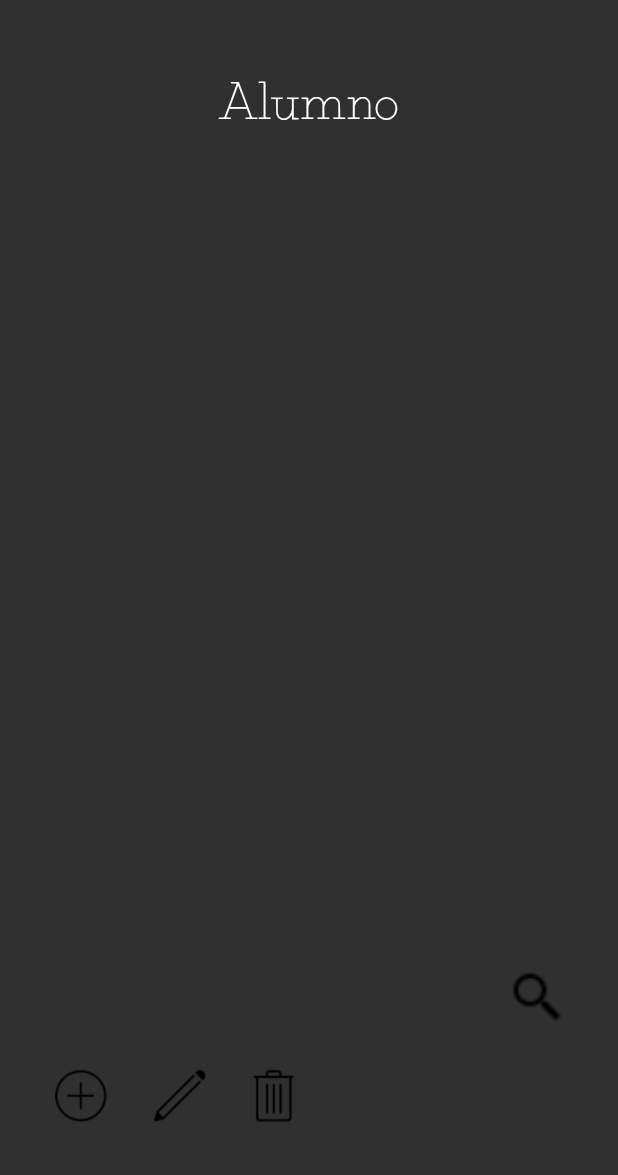
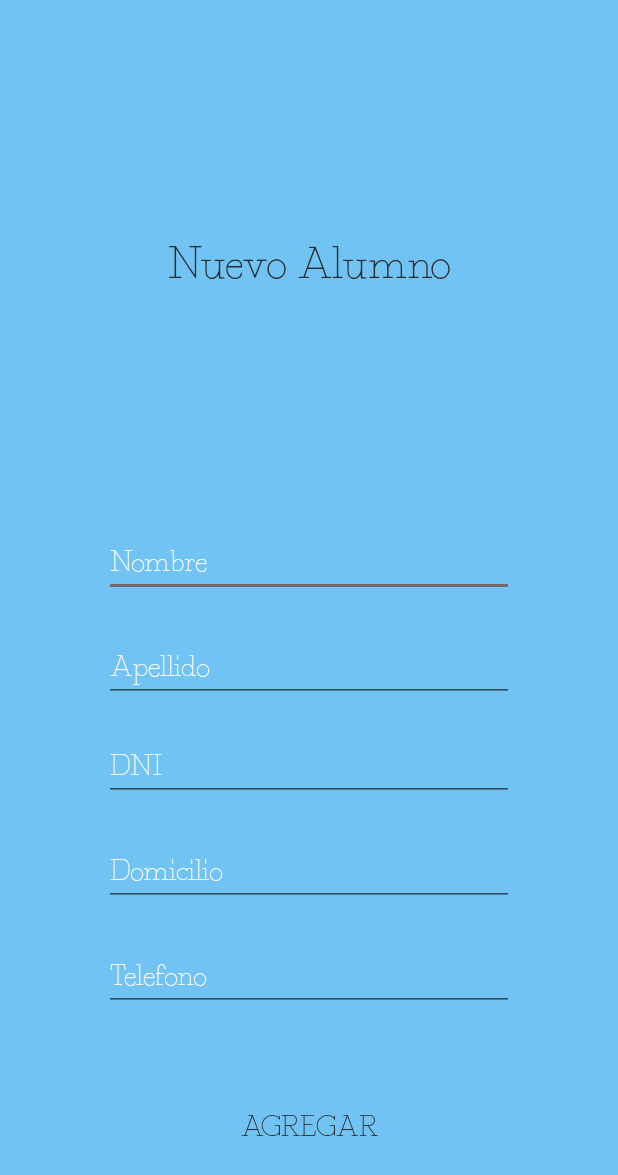
Before and after one commit to Georgi888111/Proyecto, an Android app: the Alumno screen opened directly, with no data from a screen before it, after a tap on an icon or button, on a phone screen of 412 x 824 dp. Shown: the top 1175 px of the screen. Run offline under Robolectric (Android 15) with nearby library versions, the phone set to English and light mode, and no system bars.

Commit message:
agrego modificacion diseño y metodos de la base de datos

```diff
--- a/ProyectoFinalCrespo/app/src/main/AndroidManifest.xml
+++ b/ProyectoFinalCrespo/app/src/main/AndroidManifest.xml
@@ -9,7 +9,8 @@
         android:roundIcon="@mipmap/ic_launcher_round"
         android:supportsRtl="true"
         android:theme="@style/Theme.AppCompat.NoActionBar">
-        <activity android:name=".Alumno"></activity>
+        <activity android:name=".AgregarAlumno"></activity>
+        <activity android:name=".Alumno" />
         <activity android:name=".Home" />
         <activity android:name=".Registrar" />
         <activity android:name=".MainActivity">
--- /dev/null
+++ b/ProyectoFinalCrespo/app/src/main/java/com/example/proyectofinalcrespo/AgregarAlumno.java
@@ -0,0 +1,54 @@
+package com.example.proyectofinalcrespo;
+
+import android.content.Intent;
+import android.support.v7.app.AppCompatActivity;
+import android.os.Bundle;
+import android.view.View;
+import android.widget.EditText;
+import android.widget.ImageView;
+import android.widget.TextView;
+import android.widget.Toast;
+
+public class AgregarAlumno extends AppCompatActivity {
+
+    EditText nombreAumno,domicilioAlumno,apellidoAlumno,telefonoAlumno,dniAlumno;
+    TextView agregaAlumno;
+    DaoAlumno daoAlu;
+
+    @Override
+    protected void onCreate(Bundle savedInstanceState) {
+        super.onCreate(savedInstanceState);
+        setContentView(R.layout.activity_agregar_alumno);
+        nombreAumno = (EditText)findViewById(R.id.nombre_alumno);
+        domicilioAlumno = (EditText)findViewById(R.id.domicilio_alumno);
+        apellidoAlumno = (EditText)findViewById(R.id.apellido_alumno);
+        dniAlumno = (EditText)findViewById(R.id.dni_alumno);
+        telefonoAlumno = (EditText)findViewById(R.id.telefono_alumno);
+        agregaAlumno = (TextView)findViewById(R.id.btn_agregar);
+
+        daoAlu = new DaoAlumno(this);
+
+        agregaAlumno.setOnClickListener(new View.OnClickListener() {
+            @Override
+            public void onClick(View v) {
+                String nombre = nombreAumno.getText().toString();
+                String apellido = apellidoAlumno.getText().toString();
+                String dni = dniAlumno.getText().toString();
+                String domicilio = domicilioAlumno.getText().toString();
+                String telefono = telefonoAlumno.getText().toString();
+
+                if((nombre.equals(""))||(apellido.equals(""))||(dni.equals(""))){
+                    Toast.makeText(AgregarAlumno.this, "El nombre, apellido y dni son obligatorios", Toast.LENGTH_SHORT).show();
+                }else{
+                    int dniFinal = Integer.parseInt(dni);
+                    daoAlu.crearAlumno(dniFinal,nombre,apellido,domicilio,telefono);
+                    Intent volverATodosAlu = new Intent(AgregarAlumno.this,Alumno.class);
+                    startActivity(volverATodosAlu);
+                }
+            }
+        });
+
+
+
+    }
+}
--- a/ProyectoFinalCrespo/app/src/main/java/com/example/proyectofinalcrespo/Alumno.java
+++ b/ProyectoFinalCrespo/app/src/main/java/com/example/proyectofinalcrespo/Alumno.java
@@ -1,5 +1,7 @@
 package com.example.proyectofinalcrespo;
 
+import android.content.Intent;
+import android.graphics.Typeface;
 import android.support.v7.app.AppCompatActivity;
 import android.os.Bundle;
 import android.view.View;
@@ -16,6 +18,7 @@ public class Alumno extends AppCompatActivity {
     ArrayAdapter adaptador;
     DaoAlumno daoAlu;
     ImageView agregar, eliminar ,editar;
+    Typeface typeface;
     @Override
     protected void onCreate(Bundle savedInstanceState) {
         super.onCreate(savedInstanceState);
@@ -25,10 +28,19 @@ public class Alumno extends AppCompatActivity {
         eliminar = (ImageView)findViewById(R.id.imgEliminar);
         editar = (ImageView)findViewById(R.id.imgEditar);
         daoAlu = new DaoAlumno(this);
+        alumnos = daoAlu.mostrarTodos();
+
+
+        adaptador = new ArrayAdapter(Alumno.this,android.R.layout.simple_list_item_1,alumnos);
+        listaAlumnos.setAdapter(adaptador);
+
+
 
         agregar.setOnClickListener(new View.OnClickListener() {
             @Override
             public void onClick(View v) {
+                Intent intentAgrega = new Intent(Alumno.this,AgregarAlumno.class);
+                startActivity(intentAgrega);
 
             }
         });
--- a/ProyectoFinalCrespo/app/src/main/java/com/example/proyectofinalcrespo/DaoAlumno.java
+++ b/ProyectoFinalCrespo/app/src/main/java/com/example/proyectofinalcrespo/DaoAlumno.java
@@ -2,7 +2,10 @@ package com.example.proyectofinalcrespo;
 
 import android.content.ContentValues;
 import android.content.Context;
+import android.database.Cursor;
 import android.database.sqlite.SQLiteDatabase;
+
+import java.util.ArrayList;
 
 public class DaoAlumno {
 
@@ -41,4 +44,18 @@ public class DaoAlumno {
         valores.put(TEL_ALU,telefono);
         db.insert(NOMBRE_TABLA,null,valores);
     }
+
+    public ArrayList mostrarTodos(){
+      ArrayList<String>alumnos = new ArrayList();
+      String query = "SELECT * FROM Alumno";
+      Cursor registro = db.rawQuery(query,null);
+      if(registro.moveToFirst()){
+          do{
+              alumnos.add((registro.getString(1) )+ " " +(registro.getString(2)) + " Dni: " +(registro.getInt(0)));
+
+          }while(registro.moveToNext());
+      }
+
+      return alumnos;
+    }
 }
--- a/ProyectoFinalCrespo/app/src/main/java/com/example/proyectofinalcrespo/MainActivity.java
+++ b/ProyectoFinalCrespo/app/src/main/java/com/example/proyectofinalcrespo/MainActivity.java
@@ -29,7 +29,7 @@ public class MainActivity extends AppCompatActivity {
 
         regis = (TextView) findViewById(R.id.regis);
         inicia = (TextView) findViewById(R.id.inicia);
-        usuario_log = (EditText) findViewById(R.id.usuario_log);
+        usuario_log = (EditText) findViewById(R.id.apellido_alumno);
         contraseña_log = (EditText) findViewById(R.id.contraseña_log);
         olvidoPassword = (TextView) findViewById(R.id.olvidoPassword);
         daoUsu = new DaoUsuario(this);
--- /dev/null
+++ b/ProyectoFinalCrespo/app/src/main/res/layout/activity_agregar_alumno.xml
@@ -0,0 +1,157 @@
+<?xml version="1.0" encoding="utf-8"?>
+<android.support.constraint.ConstraintLayout xmlns:android="http://schemas.android.com/apk/res/android"
+    xmlns:app="http://schemas.android.com/apk/res-auto"
+    xmlns:tools="http://schemas.android.com/tools"
+    android:layout_width="match_parent"
+    android:layout_height="match_parent"
+    android:background="#71C3F3"
+    tools:context=".AgregarAlumno">
+
+    <TextView
+        android:id="@+id/tituloAgregaAlumno"
+        android:layout_width="wrap_content"
+        android:layout_height="wrap_content"
+        android:layout_marginStart="8dp"
+        android:layout_marginLeft="8dp"
+        android:layout_marginTop="8dp"
+        android:layout_marginEnd="8dp"
+        android:layout_marginRight="8dp"
+        android:layout_marginBottom="8dp"
+        android:fontFamily="@font/fragmentcore"
+        android:gravity="center"
+        android:text="@string/tituloAgregaAlumno"
+        android:textColor="@color/colorPrimary"
+        android:textSize="30dp"
+        app:layout_constraintBottom_toTopOf="@+id/nombre_alumno"
+        app:layout_constraintEnd_toEndOf="parent"
+        app:layout_constraintStart_toStartOf="parent"
+        app:layout_constraintTop_toTopOf="parent"
+        app:layout_constraintVertical_bias="0.492" />
+
+    <EditText
+        android:id="@+id/nombre_alumno"
+        android:layout_width="273dp"
+        android:layout_height="42dp"
+        android:layout_marginStart="8dp"
+        android:layout_marginLeft="8dp"
+        android:layout_marginEnd="8dp"
+        android:layout_marginRight="8dp"
+        android:layout_marginBottom="28dp"
+        android:fontFamily="@font/fragmentcore"
+        android:hint="@string/nombre_alumno"
+        android:inputType="text"
+        android:textColor="@color/colorWhite"
+        android:textColorHighlight="#B5AFAC"
+        android:textColorHint="@color/colorWhite"
+        android:textSize="20sp"
+
+        android:theme="@style/AppTheme"
+        app:layout_constraintBottom_toTopOf="@+id/apellido_alumno"
+        app:layout_constraintEnd_toEndOf="parent"
+        app:layout_constraintStart_toStartOf="parent" />
+
+    <EditText
+        android:id="@+id/apellido_alumno"
+        android:layout_width="273dp"
+        android:layout_height="42dp"
+        android:layout_marginStart="8dp"
+        android:layout_marginLeft="8dp"
+        android:layout_marginEnd="8dp"
+        android:layout_marginRight="8dp"
+        android:layout_marginBottom="24dp"
+        android:fontFamily="@font/fragmentcore"
+        android:hint="@string/apellido_alumno"
+        android:inputType="text"
+
+        android:textColor="@color/colorWhite"
+        android:textColorHighlight="#B5AFAC"
+        android:textColorHint="@color/colorWhite"
+        android:textSize="20sp"
+        android:theme="@style/AppTheme"
+        app:layout_constraintBottom_toTopOf="@+id/dni_alumno"
+        app:layout_constraintEnd_toEndOf="parent"
+        app:layout_constraintStart_toStartOf="parent" />
+
+    <EditText
+        android:id="@+id/dni_alumno"
+        android:layout_width="273dp"
+        android:layout_height="42dp"
+        android:layout_marginStart="8dp"
+        android:layout_marginLeft="8dp"
+        android:layout_marginEnd="8dp"
+        android:layout_marginRight="8dp"
+        android:layout_marginBottom="28dp"
+        android:fontFamily="@font/fragmentcore"
+        android:hint="@string/dni_alumno"
+        android:inputType="number"
+        android:textColor="@color/colorWhite"
+        android:textColorHighlight="#B5AFAC"
+        android:textColorHint="@color/colorWhite"
+        android:textSize="20sp"
+        android:theme="@style/AppTheme"
+        app:layout_constraintBottom_toTopOf="@+id/domicilio_alumno"
+        app:layout_constraintEnd_toEndOf="parent"
+        app:layout_constraintStart_toStartOf="parent" />
+
+    <EditText
+        android:id="@+id/domicilio_alumno"
+        android:layout_width="273dp"
+        android:layout_height="42dp"
+        android:layout_marginStart="8dp"
+        android:layout_marginLeft="8dp"
+        android:layout_marginEnd="8dp"
+        android:layout_marginRight="8dp"
+        android:layout_marginBottom="28dp"
+        android:fontFamily="@font/fragmentcore"
+        android:hint="@string/domicilio_alumno"
+        android:inputType="text"
+        android:textColor="@color/colorWhite"
+        android:textColorHighlight="#B5AFAC"
+        android:textColorHint="@color/colorWhite"
+        android:textSize="20sp"
+        android:theme="@style/AppTheme"
+        app:layout_constraintBottom_toTopOf="@+id/telefono_alumno"
+        app:layout_constraintEnd_toEndOf="parent"
+        app:layout_constraintStart_toStartOf="parent" />
+
+    <EditText
+        android:id="@+id/telefono_alumno"
+        android:layout_width="273dp"
+        android:layout_height="42dp"
+        android:layout_marginStart="8dp"
+        android:layout_marginLeft="8dp"
+        android:layout_marginEnd="8dp"
+        android:layout_marginRight="8dp"
+        android:layout_marginBottom="64dp"
+        android:fontFamily="@font/fragmentcore"
+        android:hint="@string/telefono_alumno"
+        android:inputType="number"
+        android:textColor="@color/colorWhite"
+        android:textColorHighlight="#B5AFAC"
+        android:textColorHint="@color/colorWhite"
+        android:textSize="20sp"
+        android:theme="@style/AppTheme"
+        app:layout_constraintBottom_toTopOf="@+id/btn_agregar"
+        app:layout_constraintEnd_toEndOf="parent"
+        app:layout_constraintStart_toStartOf="parent" />
+
+    <TextView
+        android:id="@+id/btn_agregar"
+        android:layout_width="wrap_content"
+        android:layout_height="wrap_content"
+        android:layout_marginStart="8dp"
+        android:layout_marginLeft="8dp"
+        android:layout_marginEnd="8dp"
+        android:layout_marginRight="8dp"
+        android:layout_marginBottom="60dp"
+        android:fontFamily="@font/fragmentcore"
+        android:gravity="center"
+        android:text="@string/btn_agregar"
+        android:textColor="@color/colorPrimary"
+        android:textSize="20sp"
+        app:layout_constraintBottom_toBottomOf="parent"
+        app:layout_constraintEnd_toEndOf="parent"
+        app:layout_constraintStart_toStartOf="parent" />
+
+
+</android.support.constraint.ConstraintLayout>
--- a/ProyectoFinalCrespo/app/src/main/res/layout/activity_alumno.xml
+++ b/ProyectoFinalCrespo/app/src/main/res/layout/activity_alumno.xml
@@ -4,20 +4,18 @@
     xmlns:tools="http://schemas.android.com/tools"
     android:layout_width="match_parent"
     android:layout_height="match_parent"
-
+    android:background="#71C3F3"
     tools:context=".Alumno">
 
     <TextView
         android:id="@+id/titulo_alumno"
         android:layout_width="126dp"
         android:layout_height="55dp"
-
         android:layout_marginTop="40dp"
         android:fontFamily="@font/fragmentcore"
         android:gravity="center"
         android:text="@string/titulo_alumno"
-        android:textColor="@color/colorWhite"
-
+        android:textColor="@color/colorPrimary"
         android:textSize="35dp"
         app:layout_constraintEnd_toEndOf="parent"
         app:layout_constraintHorizontal_bias="0.498"
@@ -33,7 +31,7 @@
         android:layout_marginEnd="8dp"
         android:layout_marginRight="8dp"
         android:layout_marginBottom="8dp"
-
+        android:fontFamily="@font/fragmentcore"
         app:layout_constraintBottom_toBottomOf="parent"
         app:layout_constraintEnd_toEndOf="parent"
         app:layout_constraintStart_toStartOf="parent"
@@ -42,8 +40,8 @@
 
     <ImageView
         android:id="@+id/imgAgregar"
-        android:layout_width="44dp"
-        android:layout_height="37dp"
+        android:layout_width="40dp"
+        android:layout_height="30dp"
         android:layout_marginStart="8dp"
         android:layout_marginLeft="8dp"
         android:layout_marginTop="8dp"
@@ -60,9 +58,8 @@
 
     <ImageView
         android:id="@+id/imgEditar"
-        android:layout_width="44dp"
-        android:layout_height="37dp"
-
+        android:layout_width="40dp"
+        android:layout_height="30dp"
         android:layout_marginStart="8dp"
         android:layout_marginLeft="8dp"
         android:layout_marginTop="8dp"
@@ -79,8 +76,8 @@
 
     <ImageView
         android:id="@+id/imgEliminar"
-        android:layout_width="44dp"
-        android:layout_height="37dp"
+        android:layout_width="40dp"
+        android:layout_height="30dp"
         android:layout_marginStart="8dp"
         android:layout_marginLeft="8dp"
         android:layout_marginTop="8dp"
@@ -97,16 +94,20 @@
 
     <ImageView
         android:id="@+id/imgBuscar"
-        android:layout_width="44dp"
-        android:layout_height="37dp"
-        android:layout_marginTop="503dp"
-        android:layout_marginEnd="32dp"
-        android:layout_marginRight="32dp"
+        android:layout_width="40dp"
+        android:layout_height="30dp"
+        android:layout_marginStart="8dp"
+        android:layout_marginLeft="8dp"
+        android:layout_marginTop="8dp"
+        android:layout_marginEnd="8dp"
+        android:layout_marginRight="8dp"
         android:layout_marginBottom="8dp"
         app:layout_constraintBottom_toBottomOf="parent"
         app:layout_constraintEnd_toEndOf="parent"
-        app:layout_constraintTop_toTopOf="@+id/todosAlumnos"
-        app:layout_constraintVertical_bias="0.0"
+        app:layout_constraintHorizontal_bias="0.926"
+        app:layout_constraintStart_toStartOf="parent"
+        app:layout_constraintTop_toTopOf="parent"
+        app:layout_constraintVertical_bias="0.913"
         app:srcCompat="@drawable/buscar" />
 
 </android.support.constraint.ConstraintLayout>
--- a/ProyectoFinalCrespo/app/src/main/res/layout/activity_home.xml
+++ b/ProyectoFinalCrespo/app/src/main/res/layout/activity_home.xml
@@ -4,6 +4,7 @@
     xmlns:tools="http://schemas.android.com/tools"
     android:layout_width="match_parent"
     android:layout_height="match_parent"
+    android:background="#136595"
     tools:context=".Home">
 
     <TextView
@@ -54,7 +55,7 @@
         android:layout_marginLeft="8dp"
         android:layout_marginEnd="8dp"
         android:layout_marginRight="8dp"
-        android:layout_marginBottom="220dp"
+        android:layout_marginBottom="176dp"
         android:fontFamily="@font/fragmentcore"
         android:gravity="center"
         android:text="@string/btn_materia"
@@ -62,6 +63,7 @@
         android:textSize="50dp"
         app:layout_constraintBottom_toBottomOf="parent"
         app:layout_constraintEnd_toEndOf="parent"
+        app:layout_constraintHorizontal_bias="0.488"
         app:layout_constraintStart_toStartOf="parent" />
 
 </android.support.constraint.ConstraintLayout>
--- a/ProyectoFinalCrespo/app/src/main/res/layout/activity_main.xml
+++ b/ProyectoFinalCrespo/app/src/main/res/layout/activity_main.xml
@@ -4,12 +4,12 @@
     xmlns:tools="http://schemas.android.com/tools"
     android:layout_width="match_parent"
     android:layout_height="match_parent"
-    android:background="#282929"
+    android:background="#136595"
     tools:context=".MainActivity">
 
 
     <EditText
-        android:id="@+id/usuario_log"
+        android:id="@+id/apellido_alumno"
         android:layout_width="273dp"
         android:layout_height="42dp"
         android:layout_marginStart="50dp"
@@ -54,7 +54,7 @@
         app:layout_constraintEnd_toEndOf="parent"
         app:layout_constraintHorizontal_bias="1.0"
         app:layout_constraintStart_toStartOf="parent"
-        app:layout_constraintTop_toBottomOf="@+id/usuario_log"
+        app:layout_constraintTop_toBottomOf="@+id/apellido_alumno"
         app:layout_constraintVertical_bias="0.172" />
 
     <TextView
@@ -128,7 +128,7 @@
         android:text="@string/bienvenida"
         android:textColor="@android:color/white"
         android:textSize="50dp"
-        app:layout_constraintBottom_toTopOf="@+id/usuario_log"
+        app:layout_constraintBottom_toTopOf="@+id/apellido_alumno"
         app:layout_constraintEnd_toEndOf="parent"
         app:layout_constraintStart_toStartOf="parent"
         app:layout_constraintTop_toTopOf="parent"
--- a/ProyectoFinalCrespo/app/src/main/res/layout/activity_registrar.xml
+++ b/ProyectoFinalCrespo/app/src/main/res/layout/activity_registrar.xml
@@ -4,7 +4,7 @@
     xmlns:tools="http://schemas.android.com/tools"
     android:layout_width="match_parent"
     android:layout_height="match_parent"
-    android:background="#282929"
+    android:background="#136595"
     tools:context=".Registrar">
 
 
--- a/ProyectoFinalCrespo/app/src/main/res/values/strings.xml
+++ b/ProyectoFinalCrespo/app/src/main/res/values/strings.xml
@@ -15,4 +15,11 @@
     <string name="btn_profesor">PROFESOR</string>
     <string name="btn_materia">MATERIA</string>
     <string name="titulo_alumno">Alumno</string>
+    <string name="tituloAgregaAlumno">Nuevo Alumno</string>
+    <string name="nombre_alumno">Nombre</string>
+    <string name="apellido_alumno">Apellido</string>
+    <string name="dni_alumno">DNI</string>
+    <string name="domicilio_alumno">Domicilio</string>
+    <string name="telefono_alumno">Telefono</string>
+    <string name="btn_agregar">AGREGAR</string>
 </resources>
--- a/ProyectoFinalCrespo/app/src/main/res/values/styles.xml
+++ b/ProyectoFinalCrespo/app/src/main/res/values/styles.xml
@@ -6,6 +6,7 @@
         <item name="colorPrimary">@color/colorPrimary</item>
         <item name="colorPrimaryDark">@color/colorPrimaryDark</item>
         <item name="colorAccent">@color/colorAccent</item>
+
     </style>
 
 
```
